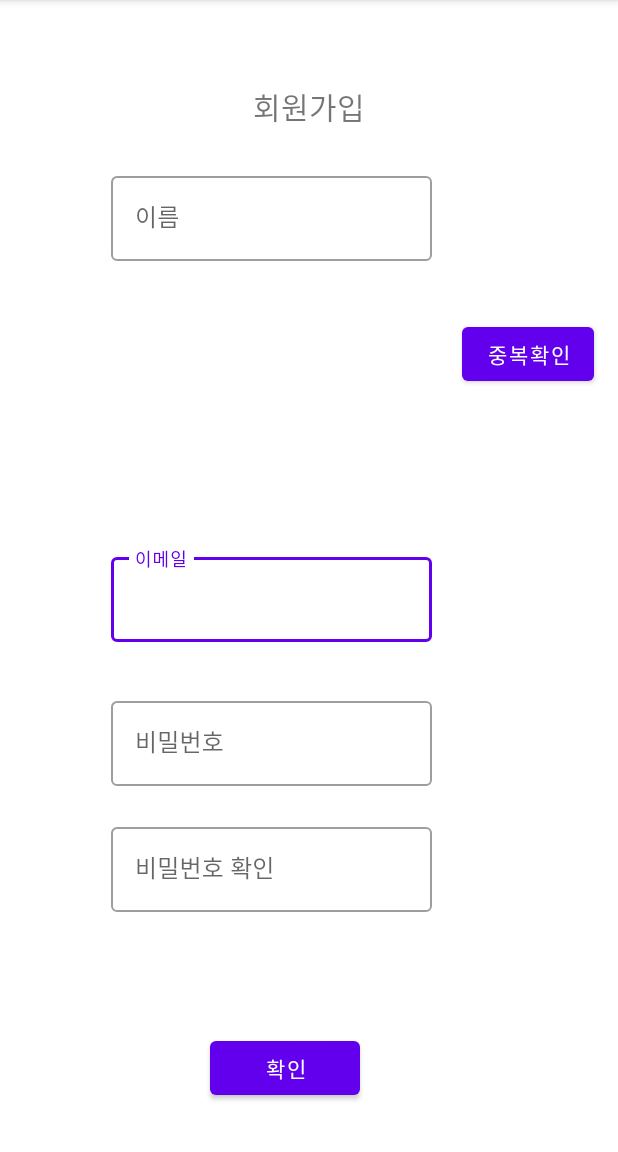
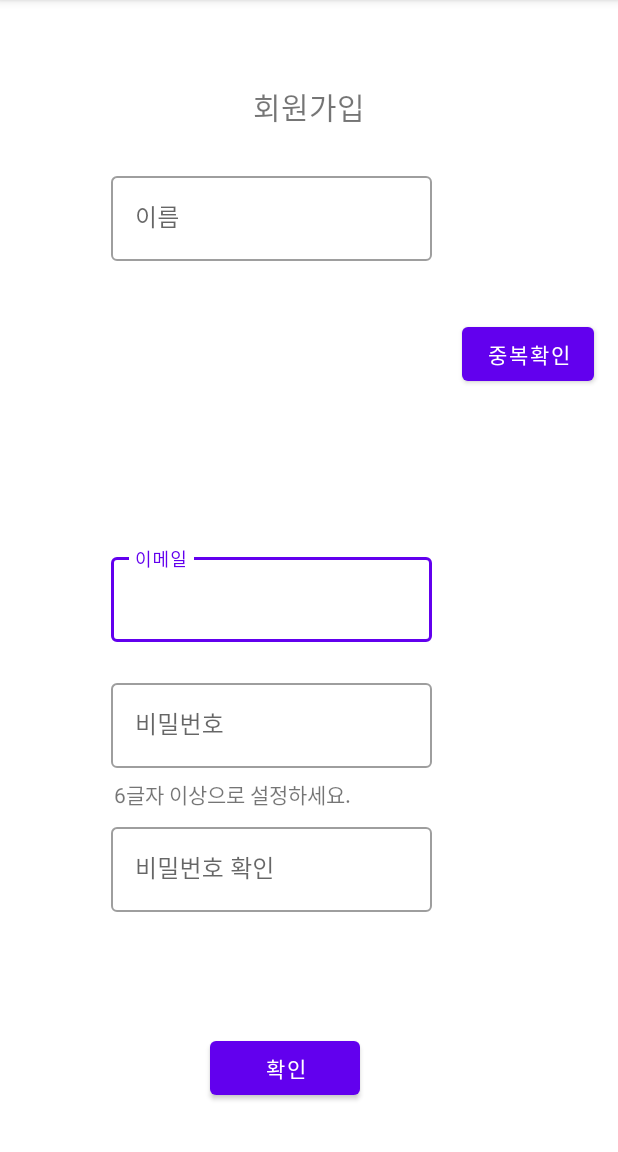
Before and after one commit to hyesukwon0406/SE-Project, an Android app: the JoinActiity screen opened directly, with no data from a screen before it, on a phone screen of 412 x 824 dp, the part 84-1236 px from its top. Run offline under Robolectric (Android 15) with nearby library versions, the phone set to English and light mode, and no system bars; our stand-ins replace Firebase (no records; nobody signed in at launch, a user with empty details on screens opened directly).

Commit message:
로그인,회원가입1

```diff
--- a/Dasoni/app/src/main/java/com/hyesuhandh/dasoni/Activity/JoinActiity.java
+++ b/Dasoni/app/src/main/java/com/hyesuhandh/dasoni/Activity/JoinActiity.java
@@ -1,18 +1,68 @@
 package com.hyesuhandh.dasoni.Activity;
 
+import android.content.Intent;
 import android.os.Bundle;
+import android.view.View;
+import android.widget.Toast;
 
+import androidx.annotation.NonNull;
 import androidx.appcompat.app.AppCompatActivity;
 
+import com.google.android.gms.tasks.OnCompleteListener;
+import com.google.android.gms.tasks.Task;
+import com.google.firebase.auth.AuthResult;
+import com.google.firebase.auth.FirebaseAuth;
+import com.google.firebase.database.DatabaseReference;
+import com.google.firebase.database.FirebaseDatabase;
 import com.hyesuhandh.dasoni.databinding.ActivityJoinActiityBinding;
-
+import java.util.HashMap;
+import java.util.Map;
 public class JoinActiity extends AppCompatActivity {
     private ActivityJoinActiityBinding binding;
+    private FirebaseAuth auth;
+    private FirebaseDatabase firebaseDatabase = FirebaseDatabase.getInstance();
+    private DatabaseReference databaseReference = firebaseDatabase.getReference();
 
     @Override
     protected void onCreate(Bundle savedInstanceState) {
         super.onCreate(savedInstanceState);
+        auth = FirebaseAuth.getInstance();
         binding = ActivityJoinActiityBinding.inflate(getLayoutInflater());
-        setContentView(binding.getRoot());
+        View view = binding.getRoot();
+        setContentView(view);
+        binding.joinokbtn.setOnClickListener(new View.OnClickListener() {
+            @Override
+            public void onClick(View view) {
+                signUp();
+            }
+        });
+    }
+    private void signUp(){
+        final String name = (binding.namefild).getText().toString().trim();
+        final String email = (binding.emailfild).getText().toString().trim();
+        final String password = (binding.pwlyfild).getText().toString().trim();
+        final String pwcheck = (binding.okpwlyfild).getText().toString().trim();
+        if(name.length()>0 &&password.length()>0&&pwcheck.length()>0&&email.length()>0){
+            if(password.equals(pwcheck)){
+                auth.createUserWithEmailAndPassword(email,password)
+                        .addOnCompleteListener(JoinActiity.this, new OnCompleteListener<AuthResult>(){
+
+                            @Override
+                            public void onComplete(@NonNull Task<AuthResult> task) {
+                                if(task.isSuccessful()){
+                                    Intent intent = new Intent(JoinActiity.this,LoginActivity.class);
+                                    startActivity(intent);
+                                    finish();
+                                }else{
+                                    Toast.makeText(JoinActiity.this,"등록 에러", Toast.LENGTH_SHORT).show();
+                                    return;
+                                }
+
+                            }
+                        });
+            };
+
+        }
+
     }
 }
--- a/Dasoni/app/src/main/res/layout/activity_join_actiity.xml
+++ b/Dasoni/app/src/main/res/layout/activity_join_actiity.xml
@@ -62,7 +62,7 @@
         style="@style/Widget.MaterialComponents.TextInputLayout.OutlinedBox"
         android:layout_width="wrap_content"
         android:layout_height="wrap_content"
-        android:layout_marginBottom="244dp"
+        android:layout_marginBottom="256dp"
         android:ems="10"
         android:hint="비밀번호"
         android:minHeight="48dp"
@@ -98,7 +98,7 @@
     </com.google.android.material.textfield.TextInputLayout>
 
     <Button
-        android:id="@+id/button2"
+        android:id="@+id/joinokbtn"
         android:layout_width="100dp"
         android:layout_height="48dp"
         android:layout_marginStart="140dp"
@@ -108,7 +108,7 @@
         app:layout_constraintStart_toStartOf="parent" />
 
     <Button
-        android:id="@+id/button4"
+        android:id="@+id/emailjoinbtn"
         android:layout_width="wrap_content"
         android:layout_height="wrap_content"
         android:layout_marginTop="212dp"
@@ -117,4 +117,15 @@
         app:layout_constraintEnd_toEndOf="parent"
         app:layout_constraintTop_toTopOf="parent" />
 
+    <TextView
+        android:id="@+id/pwinfo"
+        android:layout_width="wrap_content"
+        android:layout_height="wrap_content"
+        android:layout_marginBottom="228dp"
+        android:text="6글자 이상으로 설정하세요. "
+        app:layout_constraintBottom_toBottomOf="parent"
+        app:layout_constraintEnd_toEndOf="parent"
+        app:layout_constraintHorizontal_bias="0.304"
+        app:layout_constraintStart_toStartOf="parent" />
+
 </androidx.constraintlayout.widget.ConstraintLayout>
```
Also changed, not shown: Dasoni/app/src/main/java/com/hyesuhandh/dasoni/Activity/LoginActivity.java (+42 -2 lines).
